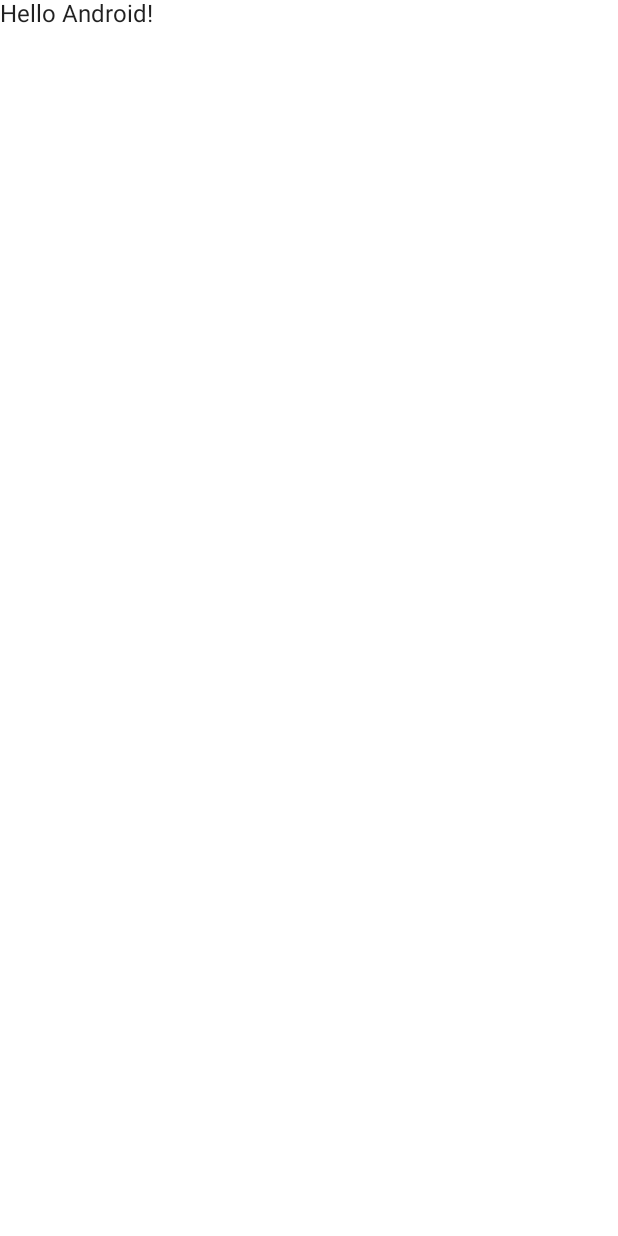
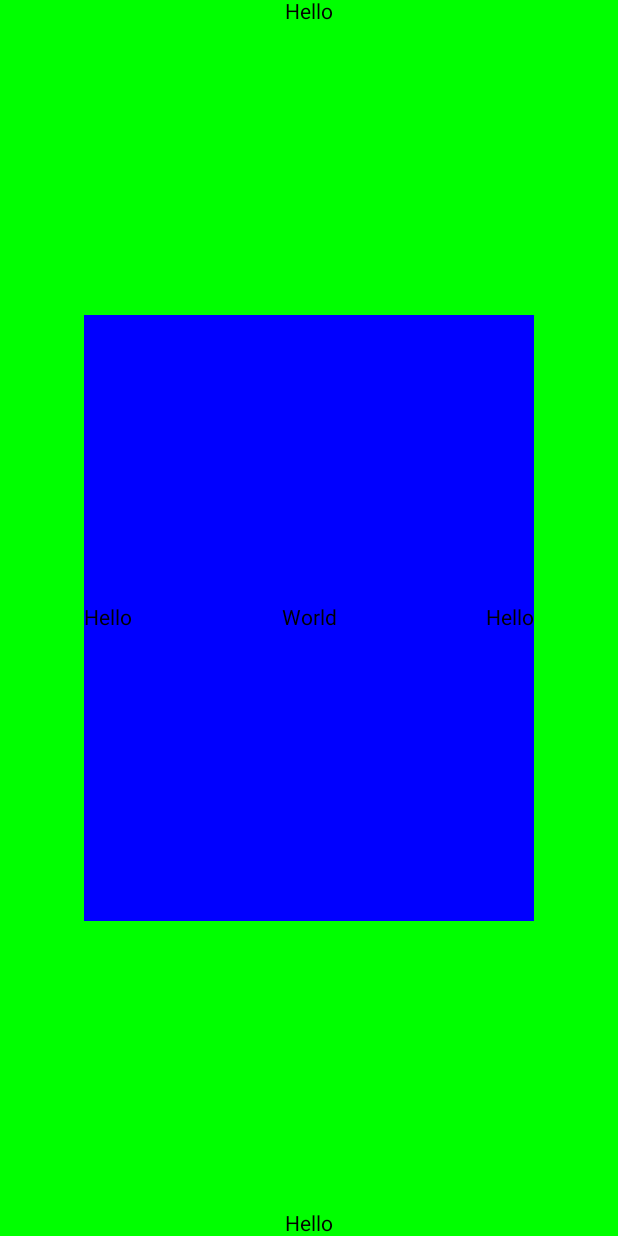
Before and after one commit to amary21/new-compose-android, an Android app built with Jetpack Compose: the screen it shows after launch (MainActivity), on a phone screen of 412 x 824 dp. Before the commit the screen is almost empty. Run offline under Robolectric (Android 15) with nearby library versions, the phone set to English and light mode, and no system bars.

Commit message:
feat: add row & column

```diff
--- a/app/src/main/java/com/example/newcompose/MainActivity.kt
+++ b/app/src/main/java/com/example/newcompose/MainActivity.kt
@@ -3,36 +3,64 @@ package com.example.newcompose
 import android.os.Bundle
 import androidx.activity.ComponentActivity
 import androidx.activity.compose.setContent
-import androidx.compose.material.MaterialTheme
-import androidx.compose.material.Surface
+import androidx.compose.foundation.background
+import androidx.compose.foundation.layout.*
 import androidx.compose.material.Text
 import androidx.compose.runtime.Composable
+import androidx.compose.ui.Alignment
+import androidx.compose.ui.Modifier
+import androidx.compose.ui.graphics.Color
 import androidx.compose.ui.tooling.preview.Preview
-import com.example.newcompose.ui.theme.NewComposeTheme
+import androidx.compose.ui.unit.dp
 
 class MainActivity : ComponentActivity() {
     override fun onCreate(savedInstanceState: Bundle?) {
         super.onCreate(savedInstanceState)
         setContent {
-            NewComposeTheme {
-                // A surface container using the 'background' color from the theme
-                Surface(color = MaterialTheme.colors.background) {
-                    Greeting("Android")
-                }
-            }
+            CreateView()
         }
     }
 }
 
+
 @Composable
-fun Greeting(name: String) {
-    Text(text = "Hello $name!")
+fun CreateView(){
+    ColumnView()
+}
+
+@Composable
+fun ColumnView() {
+    Column(
+        modifier = Modifier
+            .fillMaxSize()
+            .background(Color.Green),
+        horizontalAlignment = Alignment.CenterHorizontally,
+        verticalArrangement = Arrangement.SpaceBetween
+    ) {
+        Text(text = "Hello")
+        RowView()
+        Text(text = "Hello")
+    }
+}
+
+@Composable
+fun RowView() {
+    Row(
+        modifier = Modifier
+            .width(300.dp)
+            .fillMaxHeight(0.5f)
+            .background(Color.Blue),
+        horizontalArrangement = Arrangement.SpaceBetween,
+        verticalAlignment = Alignment.CenterVertically
+    ) {
+        Text(text = "Hello")
+        Text(text = "World")
+        Text(text = "Hello")
+    }
 }
 
 @Preview(showBackground = true)
 @Composable
 fun DefaultPreview() {
-    NewComposeTheme {
-        Greeting("Android")
-    }
+    CreateView()
 }
```
